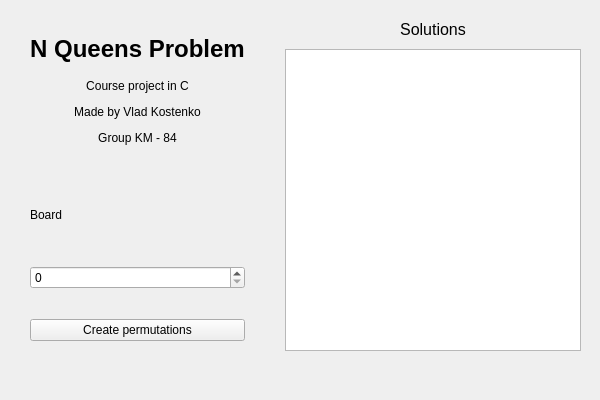
Qt form mainwindow.ui (Skerr1Q/NQueens) before a commit.
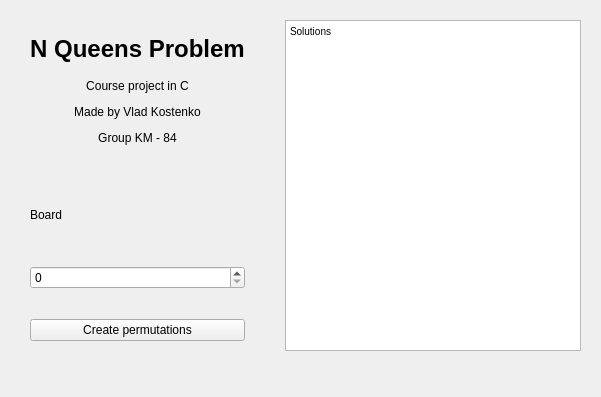
The same form after that commit.

Commit message: Working Prototype + QT GUI

The edit to the form file:
```diff
--- a/mainwindow.ui
+++ b/mainwindow.ui
@@ -9,8 +9,8 @@
    <rect>
     <x>0</x>
     <y>0</y>
-    <width>600</width>
-    <height>400</height>
+    <width>601</width>
+    <height>397</height>
    </rect>
   </property>
   <property name="windowTitle">
@@ -183,21 +183,26 @@
        <property name="bottomMargin">
         <number>10</number>
        </property>
-       <item>
-        <widget class="QLabel" name="label_5">
-         <property name="text">
-          <string>&lt;html&gt;&lt;head/&gt;&lt;body&gt;&lt;p align=&quot;center&quot;&gt;&lt;span style=&quot; font-size:12pt;&quot;&gt;Solutions&lt;/span&gt;&lt;/p&gt;&lt;/body&gt;&lt;/html&gt;</string>
-         </property>
-        </widget>
-       </item>
        <item>
         <widget class="QTextEdit" name="textEdit">
          <property name="enabled">
           <bool>true</bool>
          </property>
+         <property name="font">
+          <font>
+           <family>Arial</family>
+          </font>
+         </property>
          <property name="readOnly">
           <bool>true</bool>
          </property>
+         <property name="html">
+          <string>&lt;!DOCTYPE HTML PUBLIC &quot;-//W3C//DTD HTML 4.0//EN&quot; &quot;http://www.w3.org/TR/REC-html40/strict.dtd&quot;&gt;
+&lt;html&gt;&lt;head&gt;&lt;meta name=&quot;qrichtext&quot; content=&quot;1&quot; /&gt;&lt;style type=&quot;text/css&quot;&gt;
+p, li { white-space: pre-wrap; }
+&lt;/style&gt;&lt;/head&gt;&lt;body style=&quot; font-family:'Arial'; font-size:7.8pt; font-weight:400; font-style:normal;&quot;&gt;
+&lt;p style=&quot; margin-top:0px; margin-bottom:0px; margin-left:0px; margin-right:0px; -qt-block-indent:0; text-indent:0px;&quot;&gt;&lt;span style=&quot; font-family:'MS Shell Dlg 2';&quot;&gt;Solutions&lt;/span&gt;&lt;/p&gt;&lt;/body&gt;&lt;/html&gt;</string>
+         </property>
         </widget>
        </item>
       </layout>
```
Left out of the diff: 2 changed lines with no effect on the pictures. The commit also changes 4 other files.
